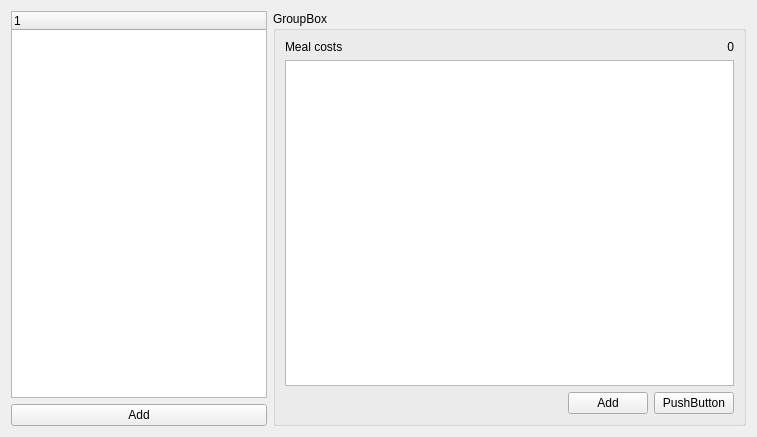
wnt-zhp/zarlock-cpp, file src/ui/TabMealWidget.ui: the form before one commit.
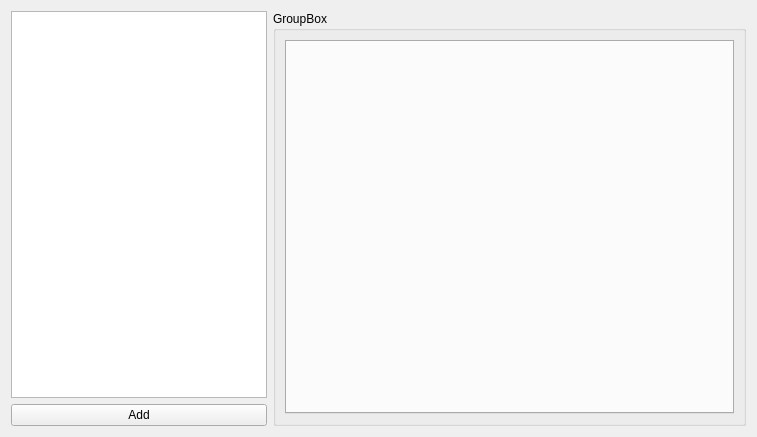
The form after the commit. Custom widgets are drawn as their Qt base class.

Commit message: Very first version of food manager, need more work

Patch:
```diff
--- a/src/ui/TabMealWidget.ui
+++ b/src/ui/TabMealWidget.ui
@@ -20,69 +20,12 @@
       <string>GroupBox</string>
      </property>
      <layout class="QGridLayout" name="gridLayout_2">
-      <item row="1" column="0" colspan="2">
-       <widget class="QListView" name="list_food"/>
-      </item>
       <item row="0" column="0">
-       <widget class="QLabel" name="label_costs">
-        <property name="text">
-         <string>Meal costs</string>
-        </property>
-       </widget>
-      </item>
-      <item row="0" column="1">
-       <widget class="QLabel" name="label_costs_val">
-        <property name="text">
-         <string>0</string>
-        </property>
-        <property name="alignment">
-         <set>Qt::AlignRight|Qt::AlignTrailing|Qt::AlignVCenter</set>
-        </property>
-       </widget>
-      </item>
-      <item row="2" column="0" colspan="2">
-       <layout class="QHBoxLayout" name="horizontalLayout">
-        <item>
-         <spacer name="horizontalSpacer">
-          <property name="orientation">
-           <enum>Qt::Horizontal</enum>
-          </property>
-          <property name="sizeHint" stdset="0">
-           <size>
-            <width>40</width>
-            <height>20</height>
-           </size>
-          </property>
-         </spacer>
-        </item>
-        <item>
-         <widget class="QPushButton" name="action_add">
-          <property name="text">
-           <string>Add</string>
-          </property>
-         </widget>
-        </item>
-        <item>
-         <widget class="QPushButton" name="pushButton">
-          <property name="text">
-           <string>PushButton</string>
-          </property>
-         </widget>
-        </item>
-       </layout>
+       <widget class="MealTabWidget" name="tab_meals"/>
       </item>
      </layout>
     </widget>
    </item>
-   <item row="0" column="0" rowspan="2">
-    <widget class="QTreeWidget" name="tree_meal">
-     <column>
-      <property name="text">
-       <string notr="true">1</string>
-      </property>
-     </column>
-    </widget>
-   </item>
    <item row="2" column="0">
     <widget class="QPushButton" name="action_addday">
      <property name="text">
@@ -90,8 +33,19 @@
      </property>
     </widget>
    </item>
+   <item row="0" column="0" rowspan="2">
+    <widget class="QListWidget" name="list_meal"/>
+   </item>
   </layout>
  </widget>
+ <customwidgets>
+  <customwidget>
+   <class>MealTabWidget</class>
+   <extends>QTabWidget</extends>
+   <header>MealTabWidget.h</header>
+   <container>1</container>
+  </customwidget>
+ </customwidgets>
  <resources/>
  <connections/>
 </ui>
```
The commit also changes 19 other files.
